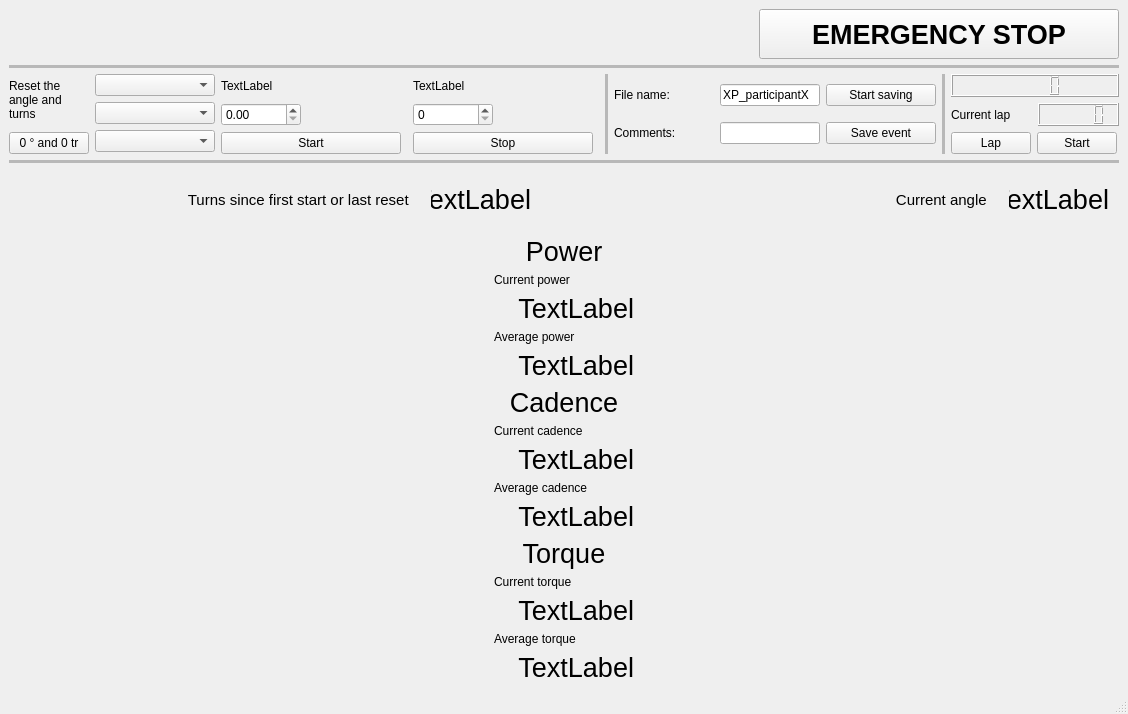
First picture: the form in ergocycleS2M/gui/ergocycle_gui.ui, repository s2mLab/ControlOdrive, before the edit.
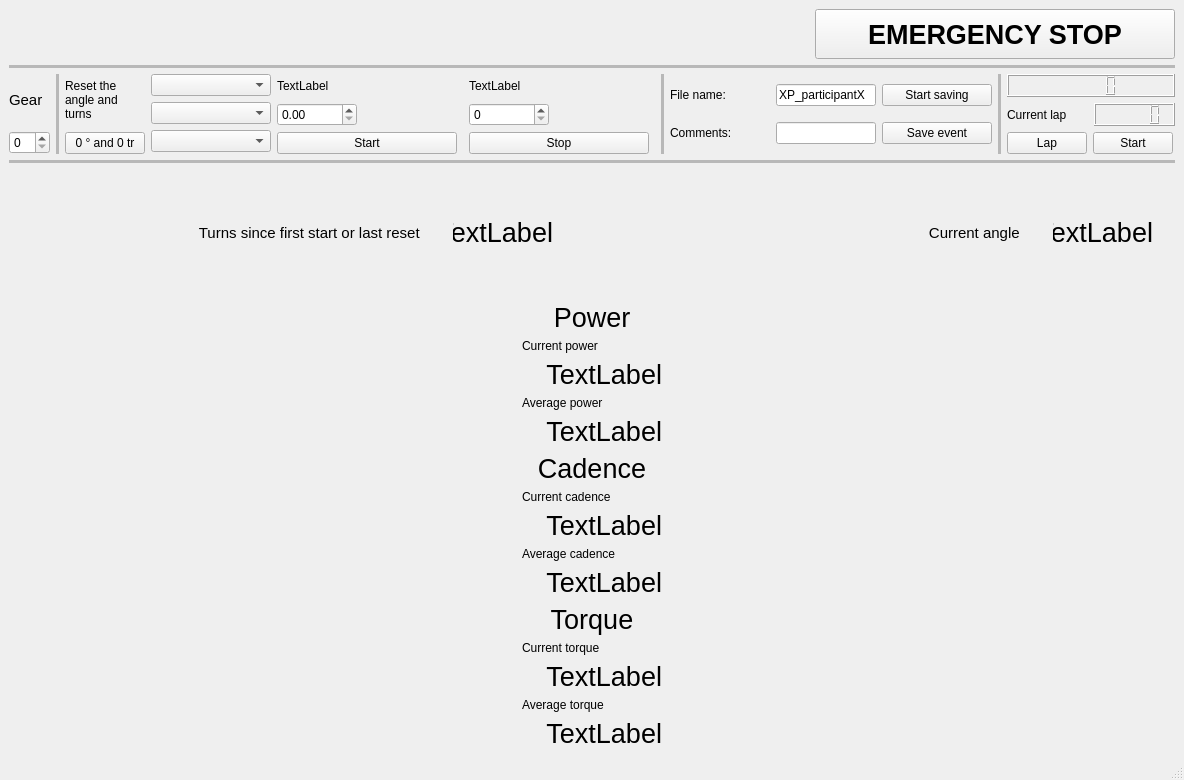
Second picture: the form after the edit.

Commit message: Resisting current gears

Patch:
```diff
--- a/ergocycleS2M/gui/ergocycle_gui.ui
+++ b/ergocycleS2M/gui/ergocycle_gui.ui
@@ -7,7 +7,7 @@
     <x>0</x>
     <y>0</y>
     <width>1060</width>
-    <height>714</height>
+    <height>780</height>
    </rect>
   </property>
   <property name="minimumSize">
@@ -344,6 +344,45 @@
       </item>
       <item>
        <layout class="QHBoxLayout" name="command_horizontalLayout">
+        <item>
+         <layout class="QVBoxLayout" name="verticalLayout">
+          <item>
+           <widget class="QLabel" name="gear_label">
+            <property name="font">
+             <font>
+              <pointsize>11</pointsize>
+             </font>
+            </property>
+            <property name="text">
+             <string>Gear</string>
+            </property>
+           </widget>
+          </item>
+          <item>
+           <widget class="QSpinBox" name="gear_spinBox">
+            <property name="maximumSize">
+             <size>
+              <width>50</width>
+              <height>16777215</height>
+             </size>
+            </property>
+           </widget>
+          </item>
+         </layout>
+        </item>
+        <item>
+         <widget class="Line" name="line_5">
+          <property name="lineWidth">
+           <number>0</number>
+          </property>
+          <property name="midLineWidth">
+           <number>20</number>
+          </property>
+          <property name="orientation">
+           <enum>Qt::Vertical</enum>
+          </property>
+         </widget>
+        </item>
         <item>
          <layout class="QVBoxLayout" name="verticalLayout_8">
           <item>
```
The commit also changes 22 other files.
